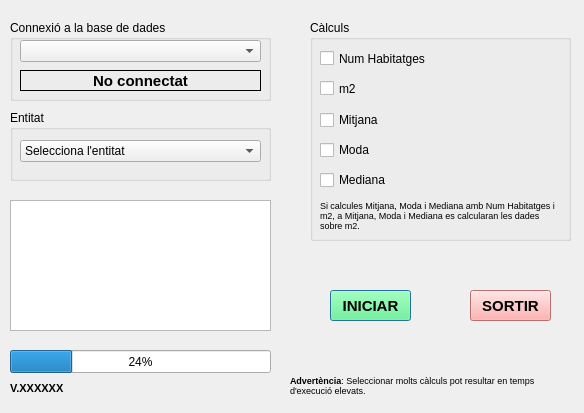
This is eficiencia_energetica_dialog_base.ui in TecnocampusCCU/eficiencia_energetica as Qt 5 draws it before an edit. The edited form follows.
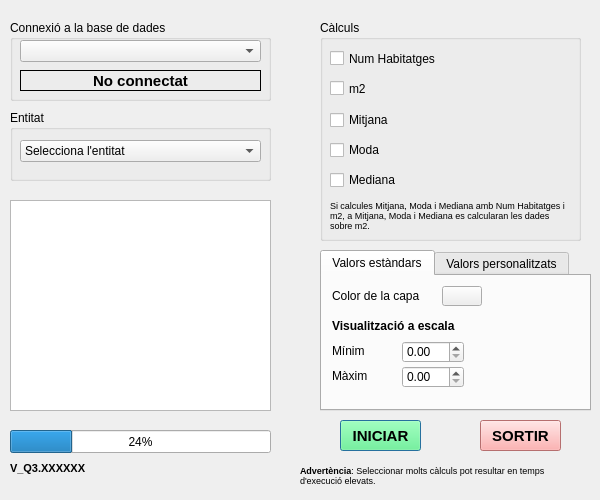
This is the edited form. Icons and pictures are not drawn.

Patch:
```diff
--- a/eficiencia_energetica_dialog_base.ui
+++ b/eficiencia_energetica_dialog_base.ui
@@ -6,13 +6,35 @@
    <rect>
     <x>0</x>
     <y>0</y>
-    <width>584</width>
-    <height>413</height>
+    <width>600</width>
+    <height>500</height>
    </rect>
   </property>
+  <property name="minimumSize">
+   <size>
+    <width>600</width>
+    <height>500</height>
+   </size>
+  </property>
+  <property name="maximumSize">
+   <size>
+    <width>600</width>
+    <height>500</height>
+   </size>
+  </property>
   <property name="windowTitle">
    <string>Eficiència Energètica</string>
   </property>
+  <property name="windowIcon">
+   <iconset>
+    <normaloff>icon.png</normaloff>icon.png</iconset>
+  </property>
+  <property name="sizeGripEnabled">
+   <bool>false</bool>
+  </property>
+  <property name="modal">
+   <bool>false</bool>
+  </property>
   <widget class="QGroupBox" name="groupBD">
    <property name="geometry">
     <rect>
@@ -141,7 +163,7 @@
   <widget class="QGroupBox" name="groupChecks">
    <property name="geometry">
     <rect>
-     <x>310</x>
+     <x>320</x>
      <y>20</y>
      <width>261</width>
      <height>221</height>
@@ -247,8 +269,8 @@
   <widget class="QPushButton" name="pushInici">
    <property name="geometry">
     <rect>
-     <x>330</x>
-     <y>290</y>
+     <x>340</x>
+     <y>420</y>
      <width>81</width>
      <height>31</height>
     </rect>
@@ -685,8 +707,8 @@
   <widget class="QPushButton" name="pushSortir">
    <property name="geometry">
     <rect>
-     <x>470</x>
-     <y>290</y>
+     <x>480</x>
+     <y>420</y>
      <width>81</width>
      <height>31</height>
     </rect>
@@ -1126,15 +1148,15 @@
      <x>10</x>
      <y>200</y>
      <width>261</width>
-     <height>131</height>
+     <height>211</height>
     </rect>
    </property>
   </widget>
   <widget class="QLabel" name="labelAvis">
    <property name="geometry">
     <rect>
-     <x>290</x>
-     <y>370</y>
+     <x>300</x>
+     <y>460</y>
      <width>281</width>
      <height>31</height>
     </rect>
@@ -1153,7 +1175,7 @@
    <property name="geometry">
     <rect>
      <x>10</x>
-     <y>380</y>
+     <y>460</y>
      <width>91</width>
      <height>16</height>
     </rect>
@@ -1166,14 +1188,14 @@
     </font>
    </property>
    <property name="text">
-    <string>V.XXXXXX</string>
+    <string>V_Q3.XXXXXX</string>
    </property>
   </widget>
   <widget class="QProgressBar" name="progressBar">
    <property name="geometry">
     <rect>
      <x>10</x>
-     <y>350</y>
+     <y>430</y>
      <width>261</width>
      <height>23</height>
     </rect>
@@ -1182,6 +1204,229 @@
     <number>24</number>
    </property>
   </widget>
+  <widget class="QTabWidget" name="tabPersonalitzacio">
+   <property name="geometry">
+    <rect>
+     <x>320</x>
+     <y>250</y>
+     <width>271</width>
+     <height>161</height>
+    </rect>
+   </property>
+   <property name="autoFillBackground">
+    <bool>false</bool>
+   </property>
+   <property name="currentIndex">
+    <number>0</number>
+   </property>
+   <property name="elideMode">
+    <enum>Qt::ElideNone</enum>
+   </property>
+   <widget class="QWidget" name="tabEstandar">
+    <attribute name="title">
+     <string>Valors estàndars</string>
+    </attribute>
+    <widget class="QPushButton" name="pushColor">
+     <property name="geometry">
+      <rect>
+       <x>120</x>
+       <y>10</y>
+       <width>40</width>
+       <height>20</height>
+      </rect>
+     </property>
+     <property name="text">
+      <string/>
+     </property>
+    </widget>
+    <widget class="QLabel" name="labelColor">
+     <property name="geometry">
+      <rect>
+       <x>10</x>
+       <y>10</y>
+       <width>100</width>
+       <height>20</height>
+      </rect>
+     </property>
+     <property name="text">
+      <string>Color de la capa</string>
+     </property>
+    </widget>
+    <widget class="QLabel" name="labelEscala">
+     <property name="geometry">
+      <rect>
+       <x>10</x>
+       <y>40</y>
+       <width>141</width>
+       <height>20</height>
+      </rect>
+     </property>
+     <property name="font">
+      <font>
+       <weight>75</weight>
+       <bold>true</bold>
+      </font>
+     </property>
+     <property name="text">
+      <string>Visualització a escala</string>
+     </property>
+    </widget>
+    <widget class="QLabel" name="labelMin">
+     <property name="geometry">
+      <rect>
+       <x>10</x>
+       <y>65</y>
+       <width>41</width>
+       <height>20</height>
+      </rect>
+     </property>
+     <property name="text">
+      <string>Mínim</string>
+     </property>
+    </widget>
+    <widget class="QLabel" name="labelMax">
+     <property name="geometry">
+      <rect>
+       <x>10</x>
+       <y>90</y>
+       <width>41</width>
+       <height>20</height>
+      </rect>
+     </property>
+     <property name="text">
+      <string>Màxim</string>
+     </property>
+    </widget>
+    <widget class="QDoubleSpinBox" name="minScale">
+     <property name="geometry">
+      <rect>
+       <x>80</x>
+       <y>65</y>
+       <width>62</width>
+       <height>22</height>
+      </rect>
+     </property>
+     <property name="maximum">
+      <double>100000000.000000000000000</double>
+     </property>
+    </widget>
+    <widget class="QDoubleSpinBox" name="maxScale">
+     <property name="geometry">
+      <rect>
+       <x>80</x>
+       <y>90</y>
+       <width>62</width>
+       <height>22</height>
+      </rect>
+     </property>
+     <property name="maximum">
+      <double>100000000.000000000000000</double>
+     </property>
+    </widget>
+   </widget>
+   <widget class="QWidget" name="tabPerso">
+    <attribute name="title">
+     <string>Valors personalitzats</string>
+    </attribute>
+    <widget class="QPushButton" name="pushColorP">
+     <property name="geometry">
+      <rect>
+       <x>120</x>
+       <y>10</y>
+       <width>40</width>
+       <height>20</height>
+      </rect>
+     </property>
+     <property name="text">
+      <string/>
+     </property>
+    </widget>
+    <widget class="QDoubleSpinBox" name="maxScaleP">
+     <property name="geometry">
+      <rect>
+       <x>80</x>
+       <y>90</y>
+       <width>62</width>
+       <height>22</height>
+      </rect>
+     </property>
+     <property name="maximum">
+      <double>100000000.000000000000000</double>
+     </property>
+    </widget>
+    <widget class="QLabel" name="labelColorP">
+     <property name="geometry">
+      <rect>
+       <x>10</x>
+       <y>10</y>
+       <width>100</width>
+       <height>20</height>
+      </rect>
+     </property>
+     <property name="text">
+      <string>Color de la capa</string>
+     </property>
+    </widget>
+    <widget class="QLabel" name="labelMinP">
+     <property name="geometry">
+      <rect>
+       <x>10</x>
+       <y>65</y>
+       <width>41</width>
+       <height>20</height>
+      </rect>
+     </property>
+     <property name="text">
+      <string>Mínim</string>
+     </property>
+    </widget>
+    <widget class="QDoubleSpinBox" name="minScaleP">
+     <property name="geometry">
+      <rect>
+       <x>80</x>
+       <y>65</y>
+       <width>62</width>
+       <height>22</height>
+      </rect>
+     </property>
+     <property name="maximum">
+      <double>100000000.000000000000000</double>
+     </property>
+    </widget>
+    <widget class="QLabel" name="labelEscalaP">
+     <property name="geometry">
+      <rect>
+       <x>10</x>
+       <y>40</y>
+       <width>141</width>
+       <height>20</height>
+      </rect>
+     </property>
+     <property name="font">
+      <font>
+       <weight>75</weight>
+       <bold>true</bold>
+      </font>
+     </property>
+     <property name="text">
+      <string>Visualització a escala</string>
+     </property>
+    </widget>
+    <widget class="QLabel" name="labelMaxP">
+     <property name="geometry">
+      <rect>
+       <x>10</x>
+       <y>90</y>
+       <width>41</width>
+       <height>20</height>
+      </rect>
+     </property>
+     <property name="text">
+      <string>Màxim</string>
+     </property>
+    </widget>
+   </widget>
+  </widget>
  </widget>
  <resources/>
  <connections/>
```
